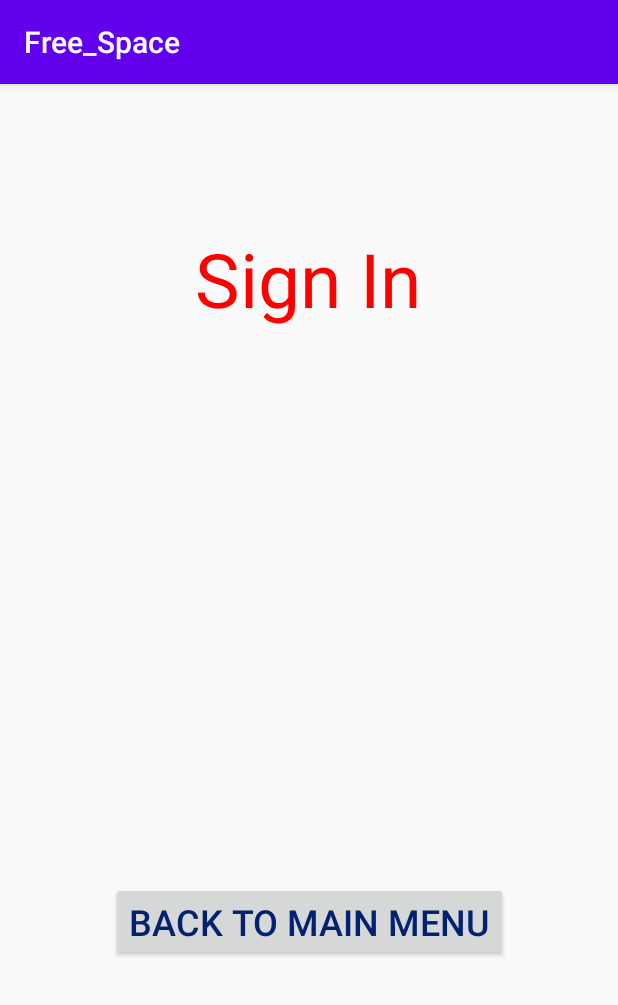
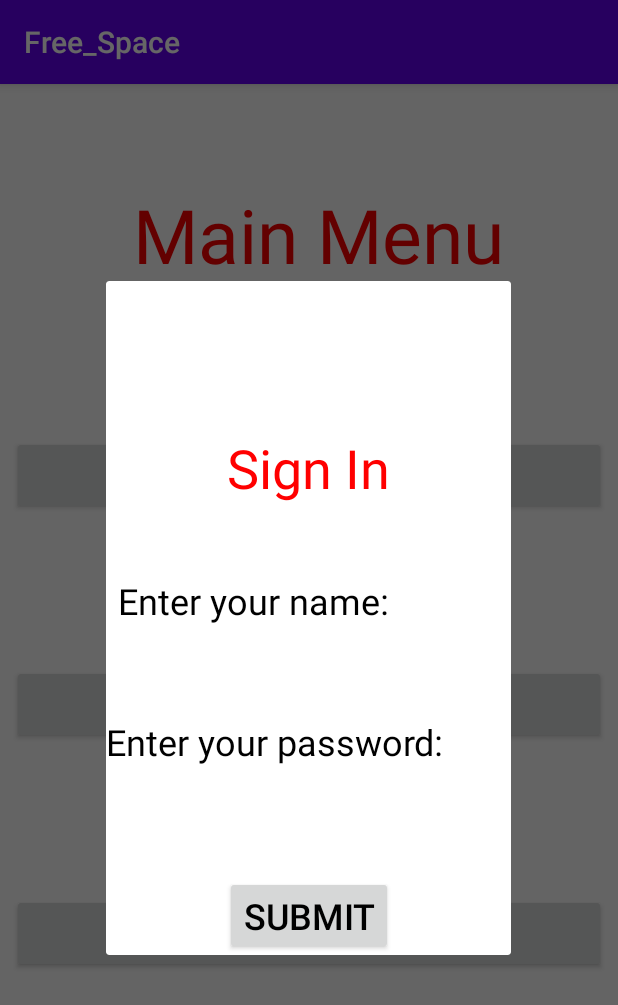
Before and after one commit to Nitzan-Beck/Free_Space, an Android app: the screen it shows after launch (SingIn before the commit, MainActivity after it), after a tap on "SIGN IN", on a phone screen of 412 x 824 dp. Shown: the top 1005 px of the screen. Run offline under Robolectric (Android 15) with nearby library versions, the phone set to English and light mode, and no system bars.

Commit message:
23.10.2020 add dialog to sing in button

```diff
--- a/app/build.gradle
+++ b/app/build.gradle
@@ -25,6 +25,7 @@ dependencies {
     implementation fileTree(dir: "libs", include: ["*.jar"])
     implementation 'androidx.appcompat:appcompat:1.1.0'
     implementation 'androidx.constraintlayout:constraintlayout:1.1.3'
+    implementation 'com.google.android.material:material:1.0.0'
     testImplementation 'junit:junit:4.12'
     androidTestImplementation 'androidx.test.ext:junit:1.1.1'
     androidTestImplementation 'androidx.test.espresso:espresso-core:3.2.0'
--- a/app/src/main/java/com/example/free_space/MainActivity.java
+++ b/app/src/main/java/com/example/free_space/MainActivity.java
@@ -2,22 +2,44 @@ package com.example.free_space;
 
 import androidx.appcompat.app.AppCompatActivity;
 
+import android.app.Dialog;
 import android.content.Intent;
 import android.os.Bundle;
 import android.view.View;
+import android.widget.Button;
 
 public class MainActivity extends AppCompatActivity {
-
+    Button btn;
     @Override
     protected void onCreate(Bundle savedInstanceState) {
         super.onCreate(savedInstanceState);
         setContentView(R.layout.activity_main);
+        btn=(Button) findViewById(R.id.buttonSIgnIn);
+        btn.setOnClickListener(new View.OnClickListener() {
+            @Override
+            public void onClick(View v) {
+                final Dialog SignInDialog=new Dialog(MainActivity.this);
+                SignInDialog.setContentView(R.layout.sign_in_dialog);
+                Button btn2;
+                btn2=(Button) SignInDialog.findViewById(R.id.submit);
+                btn2.setOnClickListener(new View.OnClickListener() {
+                  @Override
+                  public void onClick(View v) {
+                   SignInDialog.dismiss();
+                  }
+                });
+
+                SignInDialog.show();
+
+            }
+        });
     }
 
-    public void btnSignIn(View view) {
-        Intent i=new Intent(this, SingIn.class);
-        startActivity(i);
-    }
+    //public void btnSignIn(View view) {
+      //  Intent i=new Intent(this, SingIn.class);
+        //startActivity(i);
+    //}
+
 
     public void btnSignUp(View view) {
         Intent i=new Intent(this, SingUp.class);
--- /dev/null
+++ b/app/src/main/res/layout/sign_in_dialog.xml
@@ -0,0 +1,61 @@
+<?xml version="1.0" encoding="utf-8"?>
+<androidx.constraintlayout.widget.ConstraintLayout
+    xmlns:android="http://schemas.android.com/apk/res/android"
+    xmlns:app="http://schemas.android.com/apk/res-auto"
+    xmlns:tools="http://schemas.android.com/tools"
+    android:layout_width="match_parent"
+    android:layout_height="match_parent">
+
+    <TextView
+        android:id="@+id/txtPassword"
+        android:layout_width="270dp"
+        android:layout_height="34dp"
+        android:layout_marginTop="60dp"
+        android:text="Enter your password:"
+        android:textColor="#000000"
+        android:textSize="24sp"
+        app:layout_constraintEnd_toEndOf="parent"
+        app:layout_constraintHorizontal_bias="0.298"
+        app:layout_constraintStart_toStartOf="parent"
+        app:layout_constraintTop_toBottomOf="@+id/txtName" />
+
+    <Button
+        android:id="@+id/submit"
+        android:layout_width="wrap_content"
+        android:layout_height="wrap_content"
+        android:layout_marginTop="72dp"
+        android:text="submit"
+        android:textColor="#000000"
+        android:textSize="24sp"
+        app:layout_constraintEnd_toEndOf="parent"
+        app:layout_constraintStart_toStartOf="parent"
+        app:layout_constraintTop_toBottomOf="@+id/txtPassword" />
+
+    <TextView
+        android:id="@+id/textView2"
+        android:layout_width="0dp"
+        android:layout_height="wrap_content"
+        android:layout_marginTop="100dp"
+        android:gravity="center"
+        android:text="Sign In"
+        android:textColor="#FF0000"
+        android:textSize="36sp"
+        app:layout_constraintEnd_toEndOf="parent"
+        app:layout_constraintHorizontal_bias="0.498"
+        app:layout_constraintStart_toStartOf="parent"
+        app:layout_constraintTop_toTopOf="parent" />
+
+    <TextView
+        android:id="@+id/txtName"
+        android:layout_width="237dp"
+        android:layout_height="34dp"
+        android:layout_marginTop="48dp"
+        android:text="Enter your name:"
+        android:textColor="#000000"
+        android:textSize="24sp"
+        app:layout_constraintEnd_toEndOf="parent"
+        app:layout_constraintHorizontal_bias="0.241"
+        app:layout_constraintStart_toStartOf="parent"
+        app:layout_constraintTop_toBottomOf="@+id/textView2" />
+
+</androidx.constraintlayout.widget.ConstraintLayout>
```
